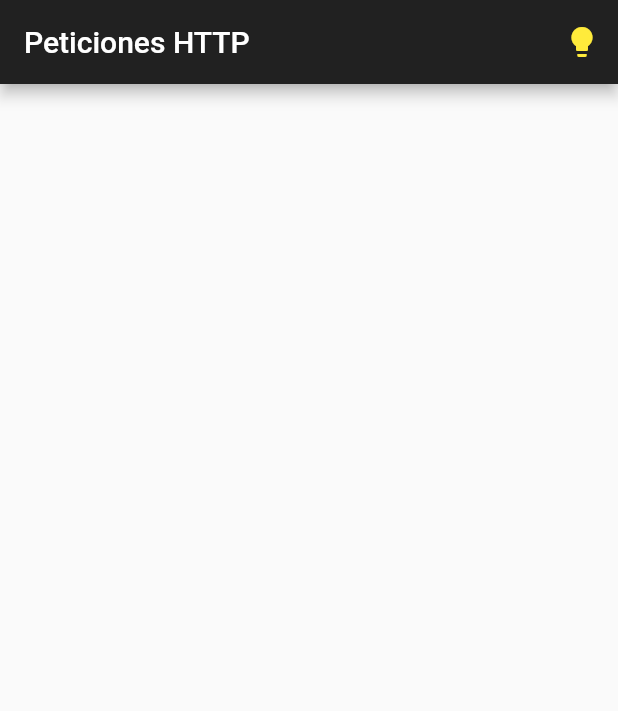
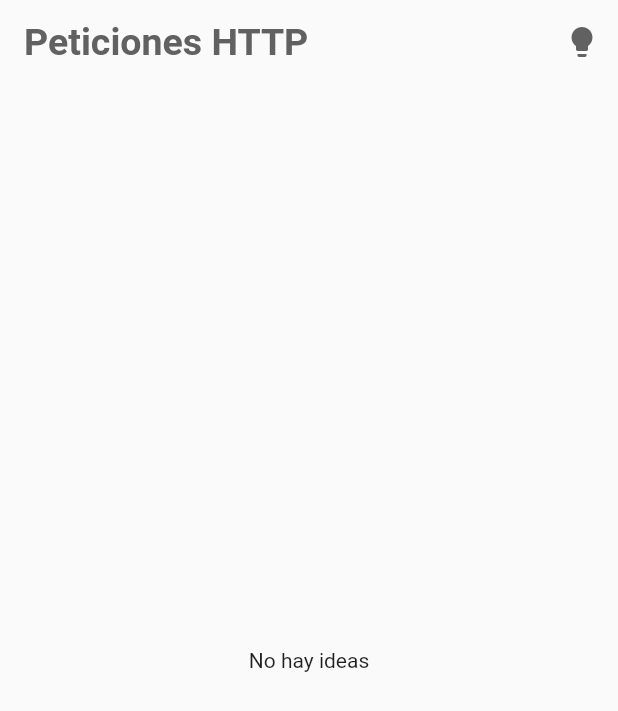
Before and after one commit to Galva21/peticiones_http_flutter, a Flutter app: the screen it shows after launch, on a phone screen of 412 x 824 dp. Shown: the top 711 px of the screen. Run offline on Flutter 3.47's test engine with Material 2 defaults, Android fonts, the phone set to English and light mode, and no system bars.

Commit message:
Indicador de carga al hacer la peticion HTTP

```diff
--- a/lib/pages/home.dart
+++ b/lib/pages/home.dart
@@ -9,30 +9,62 @@ class Home extends StatefulWidget {
 
 class _HomeState extends State<Home> {
   List<ActividadModel> _actividadModel = [];
+  bool loading = false;
   @override
   Widget build(BuildContext context) {
     return Scaffold(
         appBar: AppBar(
-          backgroundColor: Colors.grey[900],
-          title: Text('Peticiones HTTP'),
+          backgroundColor: Colors.transparent,
+          elevation: 0.0,
+          title: Text(
+            'Peticiones HTTP',
+            style: TextStyle(
+              color: Colors.grey[700],
+              fontWeight: FontWeight.bold,
+              fontSize: 25,
+            ),
+          ),
           actions: [
             IconButton(
               onPressed: () async {
-                _actividadModel.add(await UserServices().getIdeas());
+                loading = true;
+                setState(() {});
+                _actividadModel.insert(0, await UserServices().getIdeas());
+                loading = false;
                 setState(() {});
               },
-              splashColor: Colors.green,
+              splashColor: Colors.green[200],
               icon: Icon(
                 Icons.lightbulb,
-                color: Colors.yellow,
+                color: Colors.grey[700],
               ),
             ),
           ],
         ),
-        body: ListView(
+        body: _actividadModel.isEmpty
+            ? Center(child: Text('No hay ideas'))
+            : ListView(
                 children: [
+                  if (loading)
+                    Container(
+                      margin:
+                          EdgeInsets.symmetric(vertical: 10, horizontal: 20),
+                      decoration: BoxDecoration(
+                        color: Colors.grey[800],
+                        borderRadius: BorderRadius.circular(20),
+                      ),
+                      padding: EdgeInsets.symmetric(vertical: 20),
+                      child: Center(child: CircularProgressIndicator()),
+                    ),
                   for (var item in _actividadModel)
-              ExpansionTile(
+                    Container(
+                      margin:
+                          EdgeInsets.symmetric(vertical: 10, horizontal: 20),
+                      decoration: BoxDecoration(
+                        color: Colors.grey[800],
+                        borderRadius: BorderRadius.circular(20),
+                      ),
+                      child: ExpansionTile(
                         title: Text(item.activity!),
                         subtitle: Text(item.type!),
                         children: [
@@ -49,6 +81,7 @@ class _HomeState extends State<Home> {
                             leading: Icon(Icons.accessibility),
                           ),
                         ],
+                      ),
                     )
                 ],
               ));
```
Lines whose indentation alone changed are shown as unchanged.
